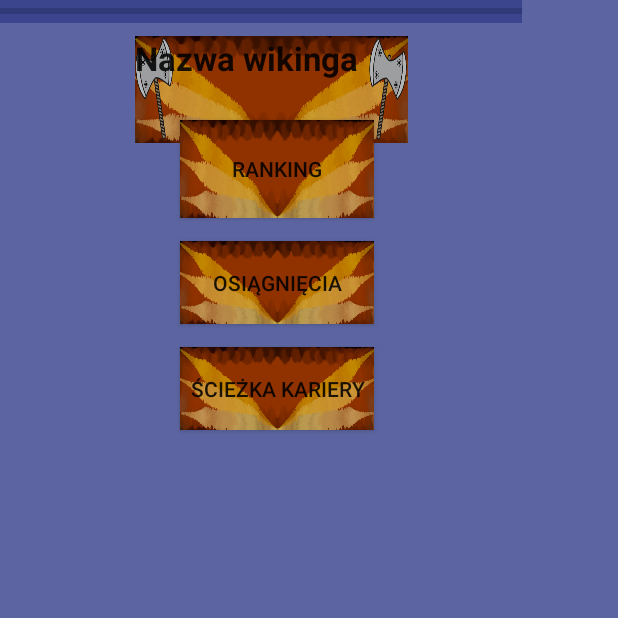
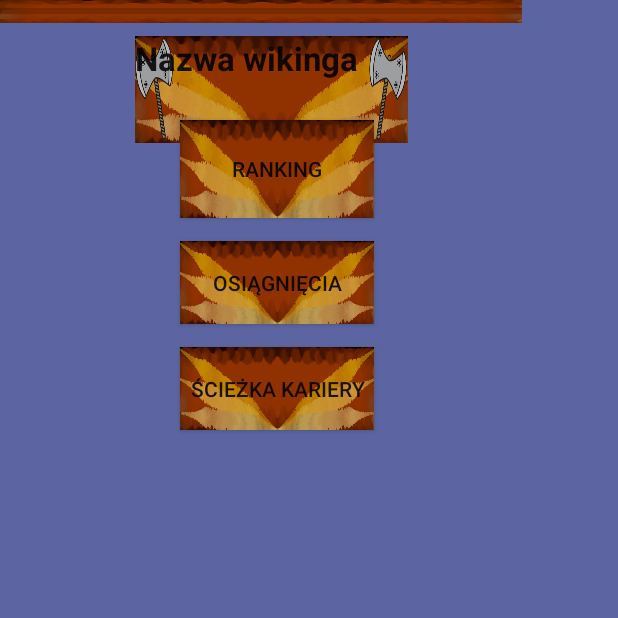
Before and after one commit to lstawowy/Hacknar-k, an Android app: the Profile screen opened directly, with no data from a screen before it, on a phone screen of 412 x 824 dp, the top half of it. Run offline under Robolectric (Android 15) with nearby library versions, the phone set to English and light mode, and no system bars.

Commit message:
design po raz pierwszy

```diff
--- a/app/src/main/res/layout/activity_achievements.xml
+++ b/app/src/main/res/layout/activity_achievements.xml
@@ -4,6 +4,7 @@
     xmlns:tools="http://schemas.android.com/tools"
     android:layout_width="match_parent"
     android:layout_height="match_parent"
+    android:background="@color/colorPrimaryDark"
     tools:context="com.example.admin.hacknark.Achievements">
 
     <android.support.v7.widget.Toolbar
--- a/app/src/main/res/layout/activity_profile.xml
+++ b/app/src/main/res/layout/activity_profile.xml
@@ -68,7 +68,7 @@
         style="?android:attr/progressBarStyleHorizontal"
         android:layout_width="348dp"
         android:layout_height="15dp"
-        android:background="@color/colorPrimaryDark"
+        android:background="@drawable/button_tlo_profil"
         tools:ignore="MissingConstraints"
         tools:layout_editor_absoluteX="16dp"
         tools:layout_editor_absoluteY="93dp" />
```
